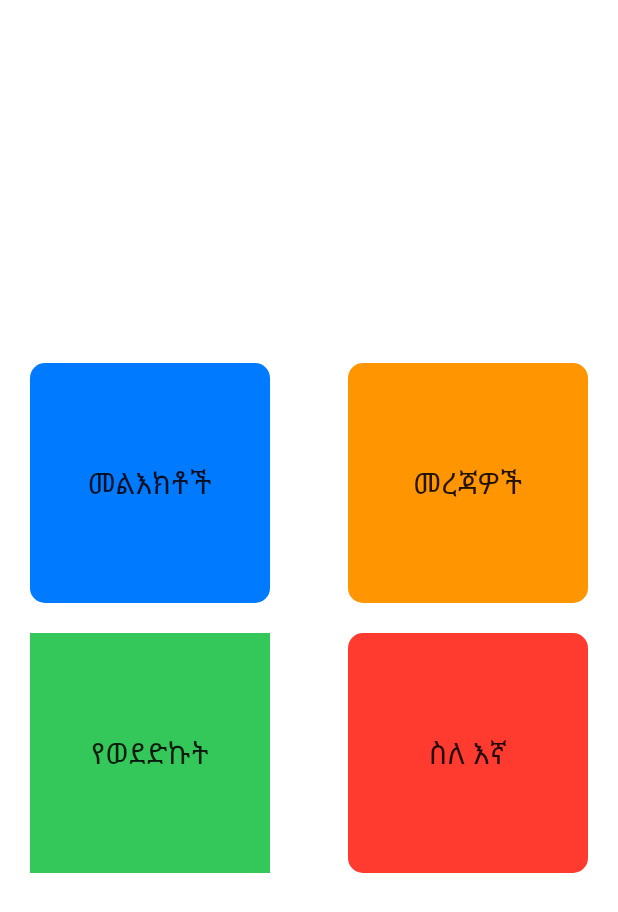
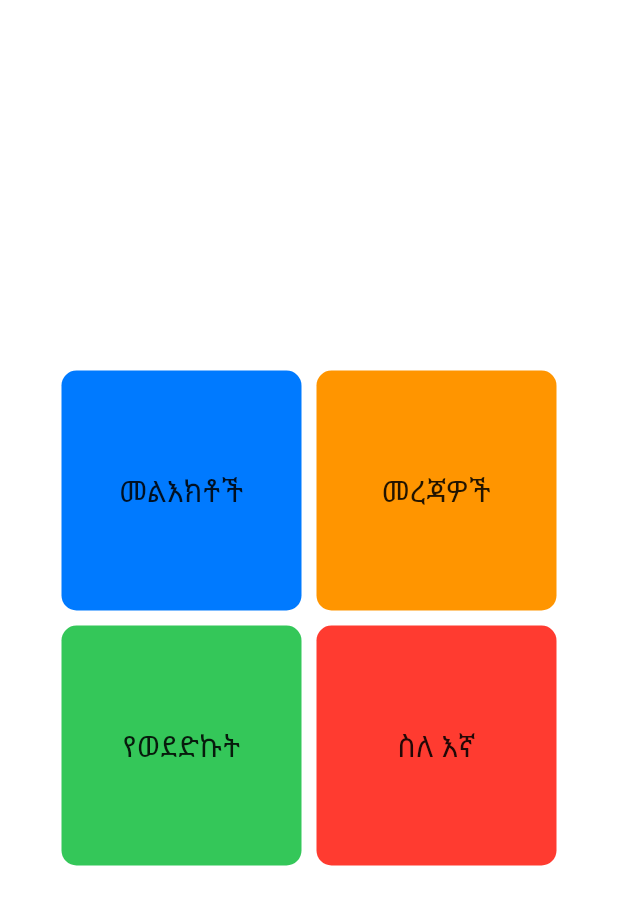
Before and after one commit to hailemix/EnenaAnchi_Flutter, a Flutter app: the screen it shows after launch, on a phone screen of 412 x 824 dp. Shown: the top 912 px of the screen. Run offline on Flutter 3.47's test engine with Material 2 defaults, Android fonts, the phone set to English and light mode, and no system bars; our stand-ins replace firebase_messaging, share, simple_animations; missing offline and left inert: firebase_admob; accounts and stored records are empty.

Commit message:
Update on layout

```diff
--- a/lib/about_us.dart
+++ b/lib/about_us.dart
@@ -62,8 +62,8 @@ class FancyBackgroundApp extends StatelessWidget {
           left: 5,
           child: CupertinoButton(
             child: Icon(
-              CupertinoIcons.home,
-              color: CupertinoColors.black,
+              CupertinoIcons.back,
+              color: CupertinoColors.white,
               size: 30.0,
             ),
             onPressed: () {
--- a/lib/main.dart
+++ b/lib/main.dart
@@ -56,8 +56,9 @@ class _HomeClassState extends State<HomeClass>
           child: Column(
             mainAxisAlignment: MainAxisAlignment.center,
             children: <Widget>[
-              Row(
-                mainAxisAlignment: MainAxisAlignment.spaceBetween,
+              Flexible(
+                child: Row(
+                  mainAxisAlignment: MainAxisAlignment.center,
                   children: <Widget>[
                     Container(
                       width: sideMeasure,
@@ -66,7 +67,8 @@ class _HomeClassState extends State<HomeClass>
                           color: CupertinoColors.activeBlue,
                           borderRadius: BorderRadius.all(Radius.circular(10.0)),
                           child: InkWell(
-                          child: Center(child: Text('መልእክቶች', style: TextStyle(
+                            child: Center(child: Text('መልእክቶች',
+                                style: TextStyle(
                                     fontSize: 20.0)),),
                             onTap: () {
                               setState(() {
@@ -77,6 +79,7 @@ class _HomeClassState extends State<HomeClass>
                           )
                       ),
                     ),
+                    Padding(padding: EdgeInsets.symmetric(horizontal: 5.0),),
                     Container(
                       width: sideMeasure,
                       height: sideMeasure,
@@ -93,20 +96,34 @@ class _HomeClassState extends State<HomeClass>
                     ),
                   ],
                 ),
+              ),
 
             Padding(
-              padding: EdgeInsets.symmetric(vertical: 10.0),
+              padding: EdgeInsets.symmetric(vertical: 5.0),
             ),
 
-              Row(
-                mainAxisAlignment: MainAxisAlignment.spaceBetween,
+              Flexible(
+                child: Row(
+                  mainAxisAlignment: MainAxisAlignment.center,
                   children: <Widget>[
                     Container(
                       width: sideMeasure,
                       height: sideMeasure,
+                      child: Material(
                         color: CupertinoColors.activeGreen,
-                    child: Center(child: Text(
-                      'የወደድኩት', style: TextStyle(fontSize: 20.0),),),),
+                        borderRadius: BorderRadius.all(Radius.circular(10.0)),
+                        child: InkWell(
+                            child: Center(
+                              child: Text(
+                                'የወደድኩት', style: TextStyle(fontSize: 20.0),),),
+                            onTap: () {
+                              setState(() {
+
+                              });
+                            }
+                        ),
+                      ),),
+                    Padding(padding: EdgeInsets.symmetric(horizontal: 5.0),),
 
                     Container(
                       width: sideMeasure,
@@ -127,6 +144,7 @@ class _HomeClassState extends State<HomeClass>
                       ),
                     ),
                   ],
+                ),
               )
           ],
           )
--- a/lib/messages_class.dart
+++ b/lib/messages_class.dart
@@ -188,7 +188,7 @@ class MyHomePageState extends State<RomanceApp> with TickerProviderStateMixin {
           ),
         ),
         Positioned(
-          bottom: 110,
+          bottom: 170,
           left: 40,
           child: Opacity(
             opacity: opacityChanger(),
@@ -206,7 +206,7 @@ class MyHomePageState extends State<RomanceApp> with TickerProviderStateMixin {
           ),
         ),
         Positioned(
-          bottom: 110,
+          bottom: 170,
           right: 40,
           child: Opacity(
             opacity: opacityChanger(),
```
Lines whose indentation alone changed are shown as unchanged.
